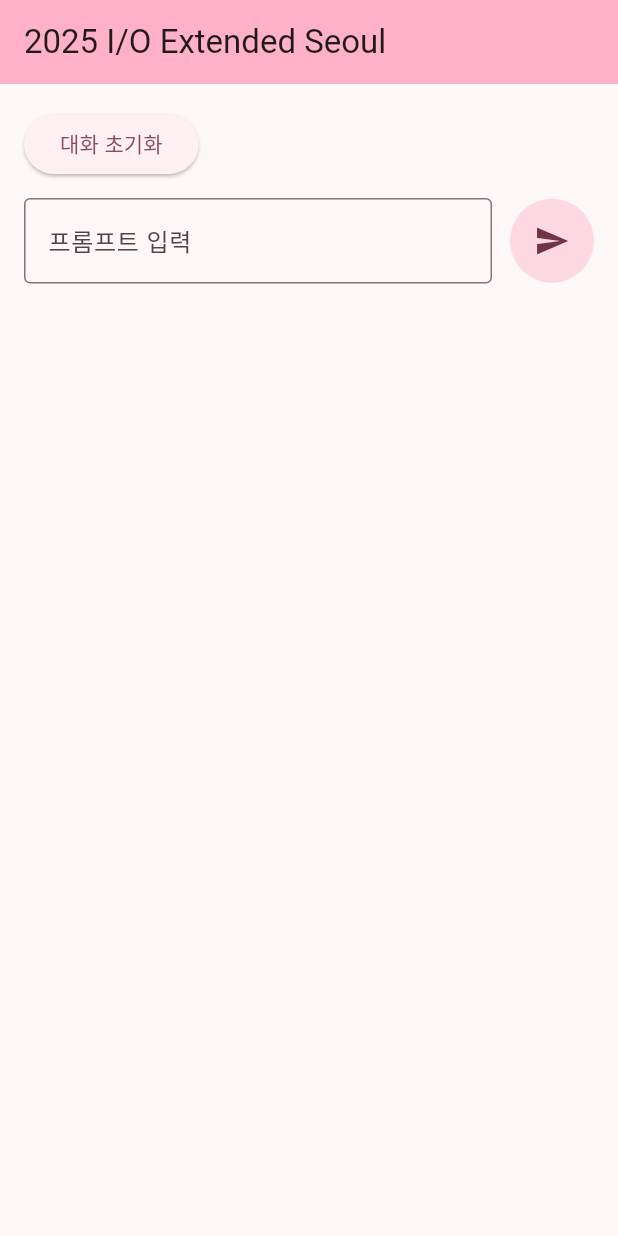
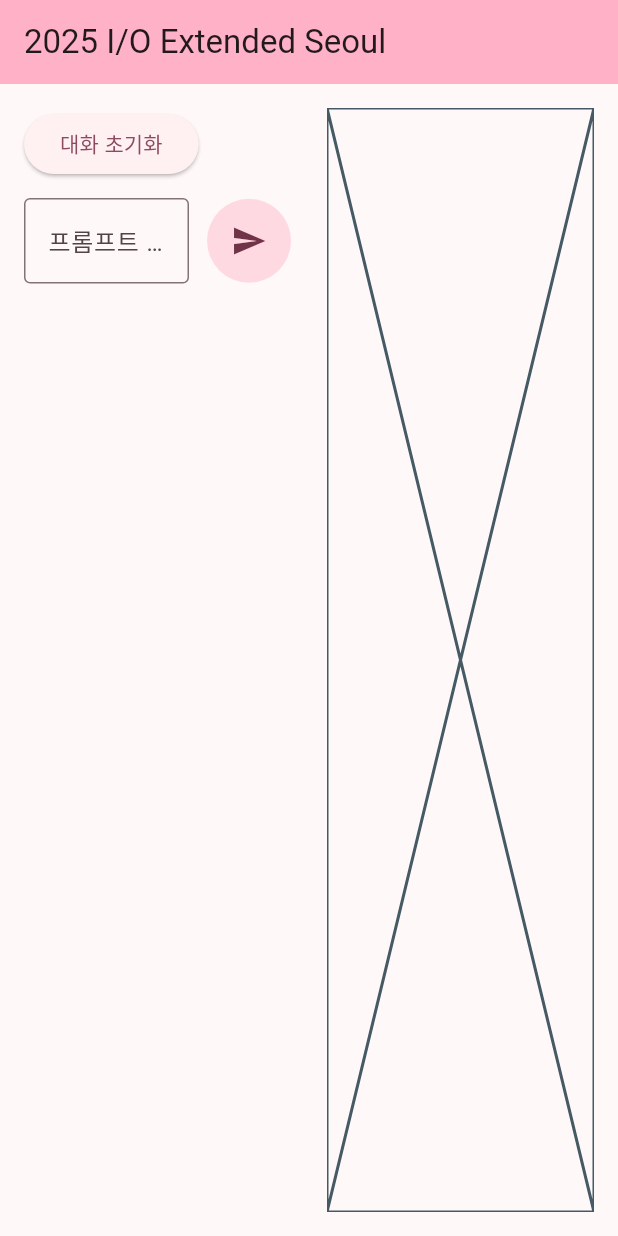
Before and after one commit to JAICHANGPARK/2025_io_extended_seoul, a Flutter app: the screen it shows after launch, on a phone screen of 412 x 824 dp. Run offline on Flutter 3.47's test engine with Material 3 defaults, Android fonts, the phone set to English and light mode, and no system bars; our stand-ins replace flutter_markdown; missing offline and left inert: dartantic_ai, dartantic_interface.

Commit message:
Update home_page.dart

```diff
--- a/lib/ui/home_page.dart
+++ b/lib/ui/home_page.dart
@@ -71,7 +71,6 @@ class _MyHomePageState extends State<MyHomePage>
 
     // Initialize agent and tools
     /// TODO: [STEP01] init
-
   }
 
   @override
@@ -85,13 +84,11 @@ class _MyHomePageState extends State<MyHomePage>
   Future initSetup() async {
     // Enable default logging
     /// TODO: [STEP01] Agents
-
   }
 
   Future initDefaultTools() async {
     /// TODO: [STEP01] 기본 툴 초기화
     // Initialize HuggingFace client
-
   }
 
   Future initTools() async {
@@ -149,7 +146,6 @@ class _MyHomePageState extends State<MyHomePage>
 
           if (url != null && url.isNotEmpty) {
             /// TODO: [STEP02] MCP Remote 추가
-
           }
         } else if (sourceType == 'local') {
           final command = sourceConfig['command'];
@@ -171,7 +167,6 @@ class _MyHomePageState extends State<MyHomePage>
 
           if (command != null && command.isNotEmpty) {
             /// TODO: [STEP02] MCP local 추가
-
           }
         }
 
@@ -179,10 +174,8 @@ class _MyHomePageState extends State<MyHomePage>
         if (newClient != null) {
           // Get tools from the new client
 
-
           /// TODO: [STEP02] agent 업데이트
           // Update agent with new tools
-
         }
       } catch (e) {
         // Show error message
@@ -196,7 +189,6 @@ class _MyHomePageState extends State<MyHomePage>
   // Update agent with current active tools
   /// TODO: [STEP02] updateAgent
   Future<void> updateAgent() async {
-
     setState(() {}); // Refresh UI after agent is updated
   }
 
@@ -235,7 +227,6 @@ class _MyHomePageState extends State<MyHomePage>
 
     // Send message to agent
     /// TODO: [STEP01] SEND MESSAGE
-
 
     print('[result.output] ${result?.output}');
 
@@ -333,8 +324,8 @@ class _MyHomePageState extends State<MyHomePage>
                       ),
                     ],
                   ),
+
                   /// TODO: [STEP01] 대화 내용 UI 추가
-
                   Row(
                     spacing: 12,
                     children: [
@@ -368,9 +359,15 @@ class _MyHomePageState extends State<MyHomePage>
                 ],
               ),
             ),
+
             /// TODO: [STEP02] 탭바 위젯 추가
             // Right panel with tabs
-
+            Expanded(
+              child: TabBarView(
+                controller: _tabController,
+                children: [Placeholder(), Placeholder()],
+              ),
+            ),
           ],
         ),
       ),
```
